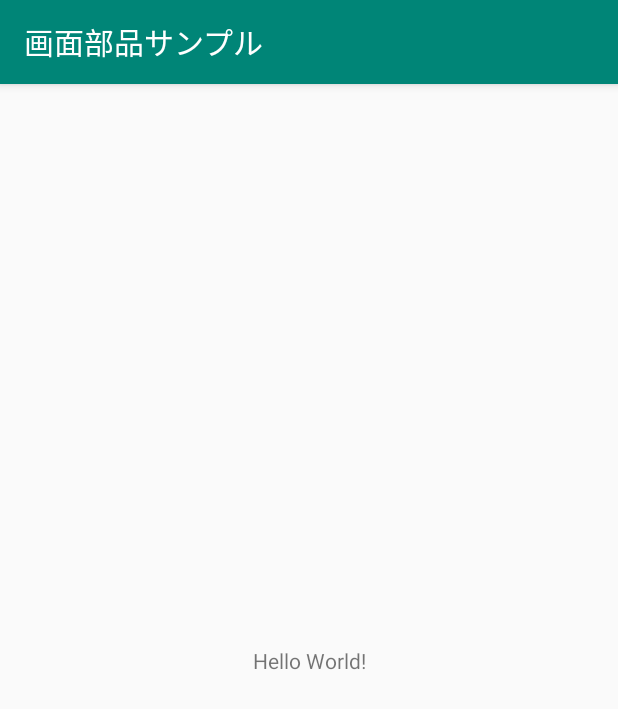
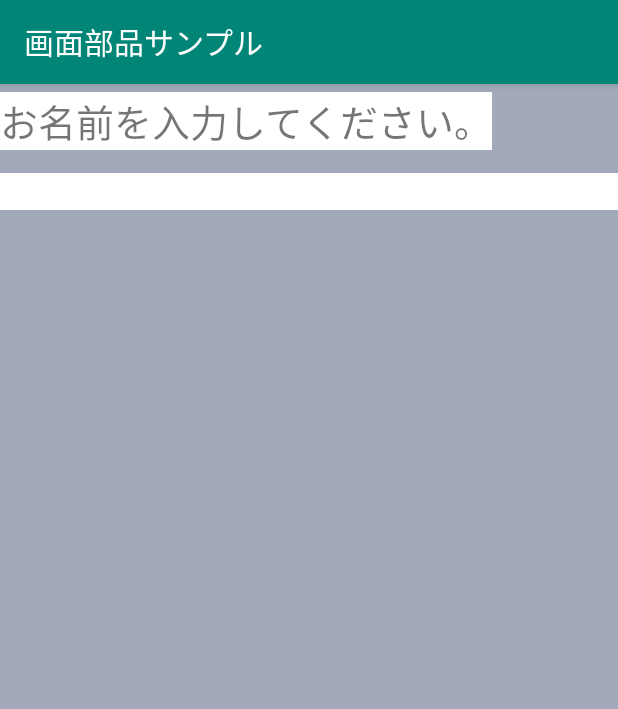
Before and after one commit to yuukanehiro/Kotlin-Study, an Android app: the screen it shows after launch (MainActivity), on a phone screen of 412 x 824 dp. Shown: the top 709 px of the screen. Run offline under Robolectric (Android 15) with nearby library versions, the phone set to English and light mode, and no system bars.

Commit message:
no message

```diff
--- a/Android-Dev-WINGS-Saitou-Yamada/ViewSample/app/src/main/res/layout/activity_main.xml
+++ b/Android-Dev-WINGS-Saitou-Yamada/ViewSample/app/src/main/res/layout/activity_main.xml
@@ -1,18 +1,27 @@
 <?xml version="1.0" encoding="utf-8"?>
-<androidx.constraintlayout.widget.ConstraintLayout xmlns:android="http://schemas.android.com/apk/res/android"
+<LinearLayout
+    xmlns:android="http://schemas.android.com/apk/res/android"
     xmlns:app="http://schemas.android.com/apk/res-auto"
-    xmlns:tools="http://schemas.android.com/tools"
     android:layout_width="match_parent"
     android:layout_height="match_parent"
-    tools:context=".MainActivity">
+    android:background="#A1A9BA"
+    android:orientation="vertical">
 
     <TextView
+        android:id="@+id/tvLavelInput"
         android:layout_width="wrap_content"
         android:layout_height="wrap_content"
-        android:text="Hello World!"
-        app:layout_constraintBottom_toBottomOf="parent"
-        app:layout_constraintLeft_toLeftOf="parent"
-        app:layout_constraintRight_toRightOf="parent"
-        app:layout_constraintTop_toTopOf="parent" />
+        android:layout_marginBottom="10dp"
+        android:layout_marginTop="5dp"
+        android:background="#ffffff"
+        android:text="@string/tv_msg"
+        android:textSize="25sp"/>
 
-</androidx.constraintlayout.widget.ConstraintLayout>
+    <EditText
+        android:layout_width="match_parent"
+        android:layout_height="wrap_content"
+        android:layout_marginBottom="25dp"
+        android:layout_marginTop="5dp"
+        android:background="#ffffff"
+        android:inputType="text"/>
+</LinearLayout>
--- a/Android-Dev-WINGS-Saitou-Yamada/ViewSample/app/src/main/res/values/strings.xml
+++ b/Android-Dev-WINGS-Saitou-Yamada/ViewSample/app/src/main/res/values/strings.xml
@@ -1,3 +1,4 @@
 <resources>
     <string name="app_name">画面部品サンプル</string>
+    <string name="tv_msg">お名前を入力してください。</string>
 </resources>
```
